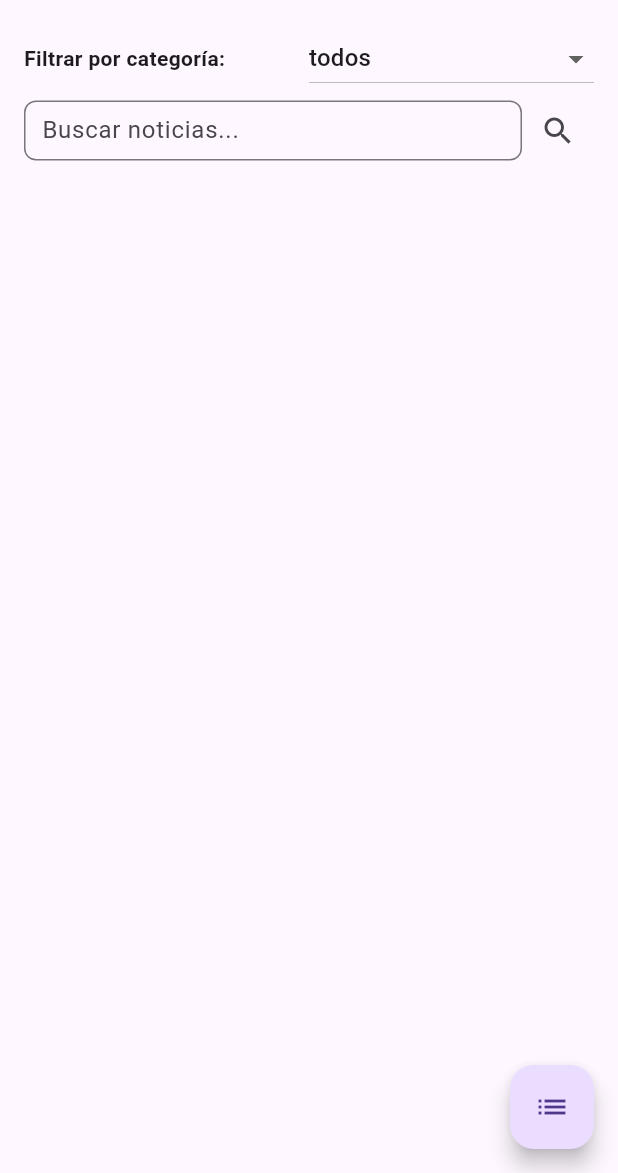
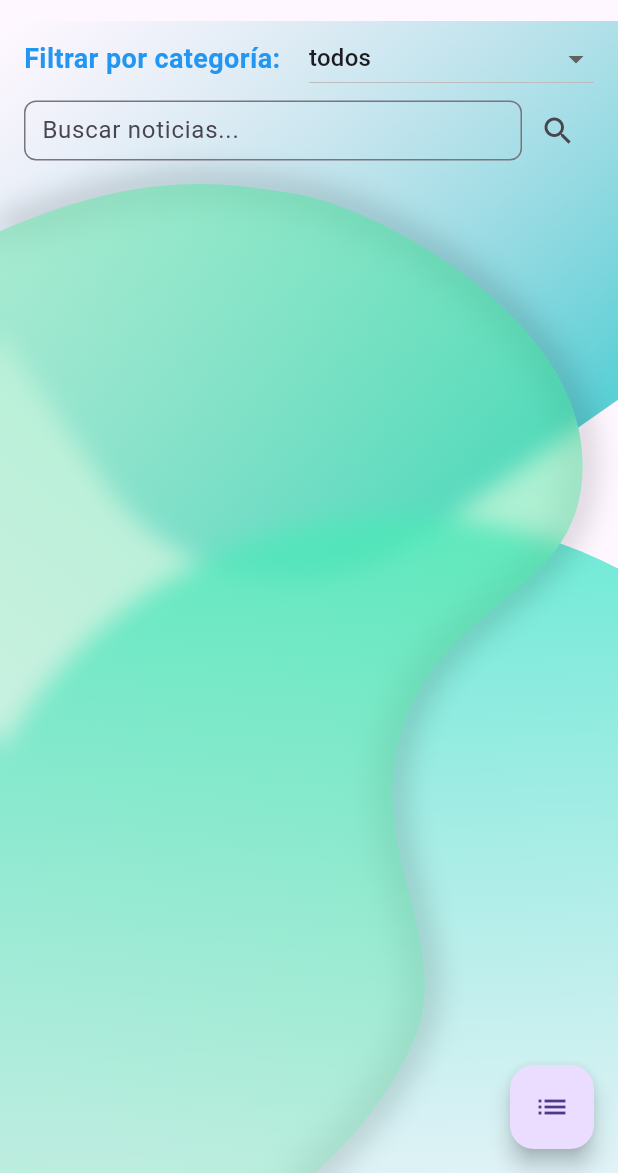
Before and after one commit to carlosgr1992/World_News_CGR, a Flutter app: the HomeView screen opened by its route, on a phone screen of 412 x 824 dp, the part 63-1236 px from its top. Run offline on Flutter 3.47's test engine with Material 3 defaults, Android fonts, the phone set to English and light mode, and no system bars; our stand-ins replace cloud_firestore, firebase_auth, firebase_core, ionicons, share; accounts and stored records are empty; generated files the repository leaves out were written again; network calls fail.

Commit message:
cambiado fondo de pantalla del home

```diff
--- a/lib/onBoarding/HomeView.dart
+++ b/lib/onBoarding/HomeView.dart
@@ -3,6 +3,8 @@ import '../apis/NoticiasAPI.dart';
 import '../customViews/DrawerCustom.dart';
 import '../fireStoreObjects/Noticia.dart';
 import 'DetalleNoticiaView.dart';
+import '../animations/change_screen_animation.dart';
+import '../components/center_widget/center_widget.dart';
 
 class HomeView extends StatefulWidget {
   @override
@@ -45,7 +47,20 @@ class _HomeViewState extends State<HomeView> {
         title: Text('Noticias'),
       ),
       drawer: DrawerCustom(),
-      body: Column(
+      body: Stack(
+        children: [
+          Positioned(
+            top: -160,
+            left: -30,
+            child: _topWidget(MediaQuery.of(context).size.width),
+          ),
+          Positioned(
+            bottom: -180,
+            left: -40,
+            child: _bottomWidget(MediaQuery.of(context).size.width),
+          ),
+          CenterWidget(size: MediaQuery.of(context).size),
+          Column(
             children: [
               Padding(
                 padding: EdgeInsets.symmetric(horizontal: 16.0, vertical: 1.0),
@@ -57,7 +72,7 @@ class _HomeViewState extends State<HomeView> {
                         Expanded(
                           child: Text(
                             'Filtrar por categoría:',
-                        style: TextStyle(fontWeight: FontWeight.bold),
+                            style: TextStyle(fontWeight: FontWeight.bold, fontSize: 18, color: Colors.blue,),
                           ),
                         ),
                         Expanded(
@@ -116,6 +131,8 @@ class _HomeViewState extends State<HomeView> {
               ),
             ],
           ),
+        ],
+      ),
       floatingActionButton: FloatingActionButton(
         child: Icon(isList ? Icons.grid_on : Icons.list),
         onPressed: () {
@@ -123,6 +140,45 @@ class _HomeViewState extends State<HomeView> {
             isList = !isList;
           });
         },
+      ),
+    );
+  }
+
+  Widget _topWidget(double screenWidth) {
+    return Transform.rotate(
+      angle: -35 * 3.14159 / 180,
+      child: Container(
+        width: 1.2 * screenWidth,
+        height: 1.2 * screenWidth,
+        decoration: BoxDecoration(
+          borderRadius: BorderRadius.circular(150),
+          gradient: const LinearGradient(
+            begin: Alignment(-0.2, -0.8),
+            end: Alignment.bottomCenter,
+            colors: [
+              Color(0x007CBFCF),
+              Color(0xB316BFC4),
+            ],
+          ),
+        ),
+      ),
+    );
+  }
+
+  Widget _bottomWidget(double screenWidth) {
+    return Container(
+      width: 1.5 * screenWidth,
+      height: 1.5 * screenWidth,
+      decoration: const BoxDecoration(
+        shape: BoxShape.circle,
+        gradient: LinearGradient(
+          begin: Alignment(0.6, -1.1),
+          end: Alignment(0.7, 0.8),
+          colors: [
+            Color(0xDB4BE8CC),
+            Color(0x005CDBCF),
+          ],
+        ),
       ),
     );
   }
```
Lines whose indentation alone changed are shown as unchanged.
